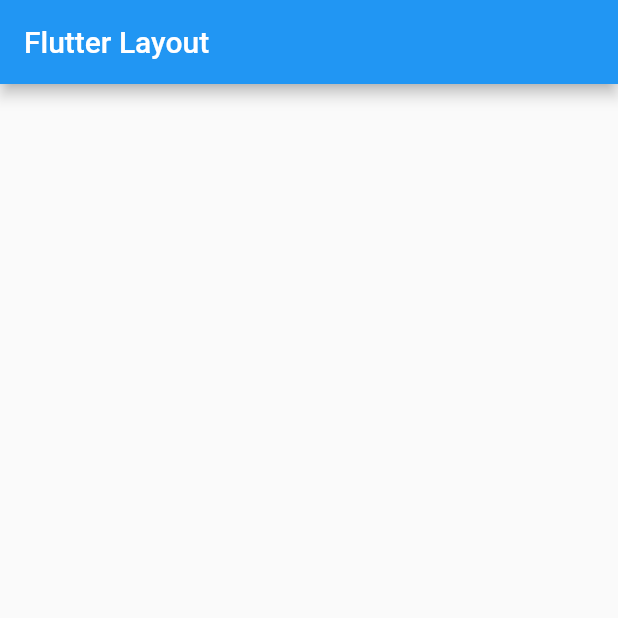
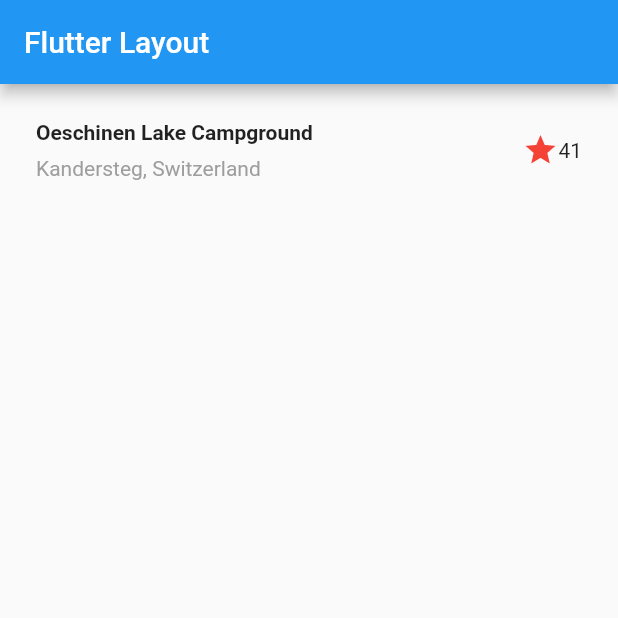
Before and after one commit to Acowboyz/flutter-layout-tutorial, a Flutter app: the screen it shows after launch, on a phone screen of 412 x 824 dp, the top half of it. Run offline on Flutter 3.47's test engine with Material 2 defaults, Android fonts, the phone set to English and light mode, and no system bars.

Commit message:
Flutter Layout Tutorial
* title section

```diff
--- a/flutter_app/lib/main.dart
+++ b/flutter_app/lib/main.dart
@@ -20,6 +20,58 @@ class LayoutTutorial extends StatelessWidget {
       appBar: AppBar(
         title: Text('Flutter Layout'),
       ), //AppBar
+      // TODO: Diagram the layout - title
+      body: Column(
+        children: <Widget>[
+          _imageSection(),
+          _titleSection(),
+
+        ],
+      ),
     ); // Scaffold
   }
+
+  Widget _imageSection() {
+    return Row(
+
+    );
+  } // _imageSection
+
+  Widget _titleSection() {
+    return Padding(
+      padding: const EdgeInsets.all(24.0),
+      child: Row(
+//      mainAxisAlignment: MainAxisAlignment.spaceEvenly,
+        children: <Widget>[
+          Expanded(
+            child: Column(
+              crossAxisAlignment: CrossAxisAlignment.start,
+              children: <Widget>[
+                Padding(
+                  padding: const EdgeInsets.only(bottom: 8.0),
+                  child: Text(
+                    'Oeschinen Lake Campground',
+                    style: TextStyle(fontWeight: FontWeight.bold),
+                  ),
+                ), // Text
+                Text(
+                  'Kandersteg, Switzerland',
+                  style: TextStyle(color: Colors.grey),
+                ), // Text
+              ],
+            ), // Column
+          ),
+
+
+          Icon(
+            Icons.star,
+            color: Colors.red,
+          ), // Icon
+
+          Text('41'),
+
+        ],
+      ),
+    ); // Row
+  } // _titleSection
 }
```
